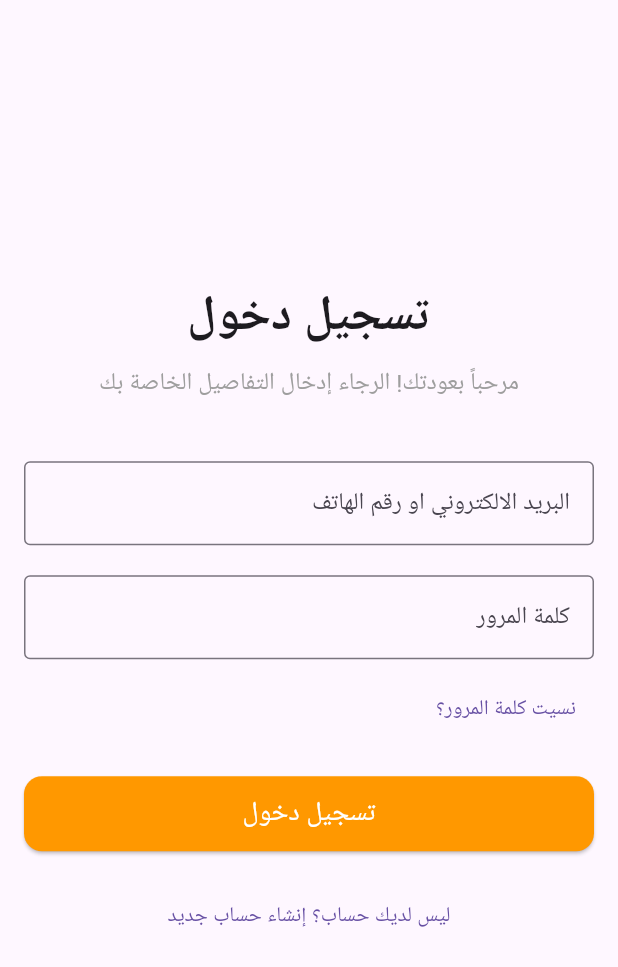
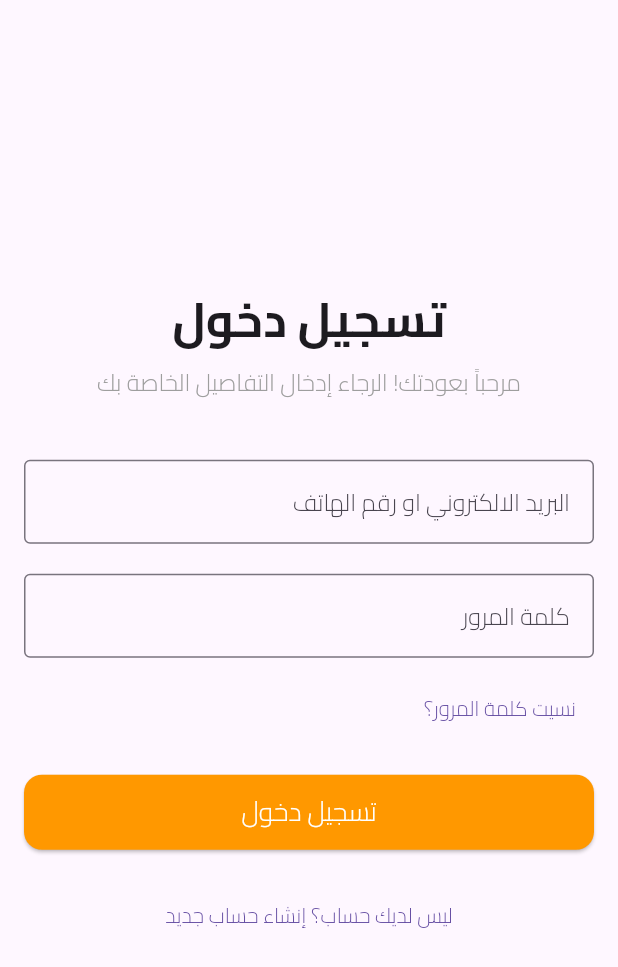
Before and after one commit to aalitariq44/Umrah, a Flutter app: the screen it shows after launch, on a phone screen of 412 x 824 dp. Shown: the top 967 px of the screen. Run offline on Flutter 3.47's test engine with Material 3 defaults, Android fonts, the phone set to English and light mode, and no system bars; our stand-ins replace audioplayers, cloud_firestore, country_picker, file_picker, firebase_auth, firebase_core and 6 more; missing offline and left inert: flutter_sound; accounts and stored records are empty; generated files the repository leaves out were written again.

Commit message:
وضع الخطوط بنجاح

```diff
--- a/lib/core/theme/app_theme.dart
+++ b/lib/core/theme/app_theme.dart
@@ -0,0 +1,11 @@
+import 'package:flutter/material.dart';
+
+class AppTheme {
+  static ThemeData get lightTheme {
+    return ThemeData(
+      primarySwatch: Colors.blue,
+      visualDensity: VisualDensity.adaptivePlatformDensity,
+      fontFamily: 'Cairo',
+    );
+  }
+}
--- a/lib/main.dart
+++ b/lib/main.dart
@@ -9,6 +9,7 @@ import 'package:myplace/features/auth/screens/login_screen.dart';
 import 'package:myplace/features/main_navigation/home_screen.dart';
 import 'package:provider/provider.dart';
 import 'package:firebase_auth/firebase_auth.dart';
+import 'package:myplace/core/theme/app_theme.dart';
 
 void main() async {
   WidgetsFlutterBinding.ensureInitialized();
@@ -30,10 +31,7 @@ class MyApp extends StatelessWidget {
       ],
       child: MaterialApp(
         title: 'تطبيق مكاني',
-        theme: ThemeData(
-          primarySwatch: Colors.blue,
-          fontFamily: 'Cairo',
-        ),
+        theme: AppTheme.lightTheme,
         localizationsDelegates: [
           AppLocalizations.delegate,
           GlobalMaterialLocalizations.delegate,
```
Also changed, not shown: pubspec.yaml (+8 -0 lines), assets/fonts/Cairo-Bold.ttf (added), assets/fonts/Cairo-Light.ttf (added).
